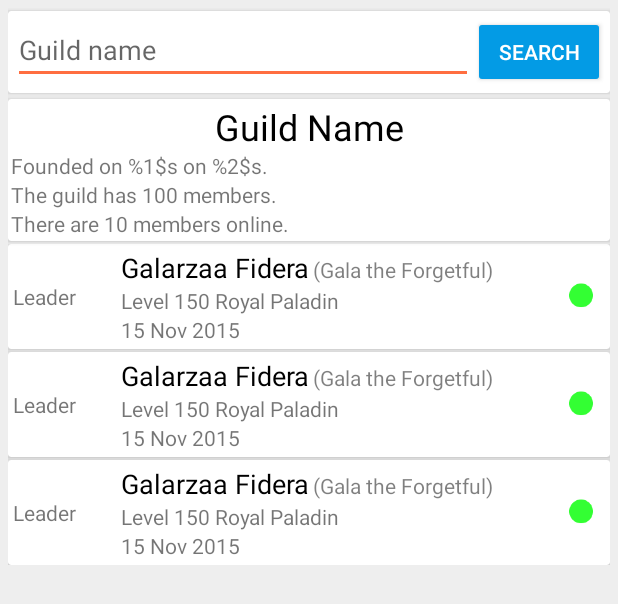
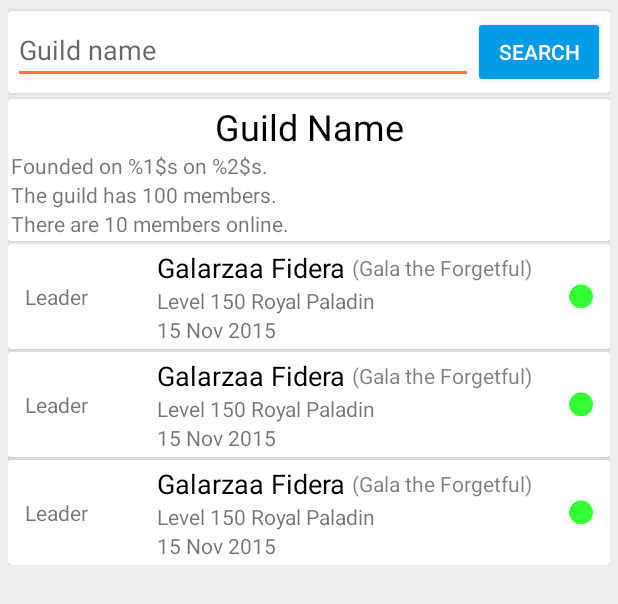
Before and after one commit to Galarzaa90/TibiaCompendium, an Android app: the layout fragment_guild.xml on its own in the app's theme, with its tools: preview values and no code run, on a phone screen of 412 x 824 dp. Shown: the top 604 px of the screen. Run offline under Robolectric (Android 15) with nearby library versions, the phone set to English and light mode, and no system bars.

Commit message:
Implementing ConstraintLayout in guild member rows

```diff
--- a/app/build.gradle
+++ b/app/build.gradle
@@ -28,4 +28,5 @@ dependencies {
     compile 'com.android.support:cardview-v7:24.2.1'
     compile 'com.readystatesoftware.sqliteasset:sqliteassethelper:2.0.1'
     compile 'pl.droidsonroids.gif:android-gif-drawable:1.2.1'
+    compile 'com.android.support.constraint:constraint-layout:1.0.0-alpha9'
 }
--- a/app/src/main/res/layout/row_member.xml
+++ b/app/src/main/res/layout/row_member.xml
@@ -1,63 +1,75 @@
 <?xml version="1.0" encoding="utf-8"?>
 <android.support.v7.widget.CardView
     xmlns:android="http://schemas.android.com/apk/res/android"
+    xmlns:app="http://schemas.android.com/apk/res-auto"
     xmlns:tools="http://schemas.android.com/tools"
     android:layout_width="match_parent"
-    android:layout_height="wrap_content">
+    android:layout_height="wrap_content"
+    android:foreground="?attr/selectableItemBackground"
+    android:clickable="true">
     <LinearLayout
         android:layout_width="match_parent"
         android:layout_height="wrap_content"
         android:padding="@dimen/cardview_padding">
+        <android.support.constraint.ConstraintLayout
+            android:layout_width="match_parent"
+            android:layout_height="wrap_content">
             <TextView
                 android:id="@+id/rank"
-            android:layout_width="0dp"
+                android:layout_width="80dp"
                 android:layout_height="wrap_content"
-            android:layout_weight="20"
                 android:layout_gravity="center_vertical"
-            tools:text="Leader"/>
-        <RelativeLayout
-            android:id="@+id/name_container"
-            android:layout_width="0dp"
-            android:layout_height="wrap_content"
-            android:layout_weight="80"
-            android:orientation="vertical">
+                tools:text="Leader"
+                app:layout_constraintTop_toTopOf="parent"
+                app:layout_constraintBottom_toBottomOf="parent"
+                android:layout_marginStart="8dp"
+                app:layout_constraintLeft_toLeftOf="parent" />
             <TextView
                 android:id="@+id/name"
                 android:layout_width="wrap_content"
                 android:layout_height="wrap_content"
                 style="@style/EntryText"
-                tools:text="Galarzaa Fidera"/>
+                tools:text="Galarzaa Fidera"
+                app:layout_constraintTop_toTopOf="parent"
+                android:layout_marginStart="8dp"
+                app:layout_constraintLeft_toRightOf="@+id/rank" />
             <TextView
                 android:id="@+id/title"
                 android:layout_width="wrap_content"
                 android:layout_height="wrap_content"
                 android:layout_toEndOf="@id/name"
                 android:layout_alignBaseline="@id/name"
-                android:paddingStart="2dp"
-                android:paddingEnd="0dp"
                 style="@style/TitleText"
-                tools:text="(Gala the Forgetful)"/>
+                tools:text="(Gala the Forgetful)"
+                app:layout_constraintLeft_toRightOf="@+id/name"
+                app:layout_constraintTop_toTopOf="@+id/name"
+                app:layout_constraintBottom_toBottomOf="@+id/name"
+                android:layout_marginStart="4dp" />
             <TextView
                 android:id="@+id/summary"
                 android:layout_width="wrap_content"
                 android:layout_height="wrap_content"
                 android:layout_below="@id/name"
-                tools:text="Level 150 Royal Paladin"/>
+                tools:text="Level 150 Royal Paladin"
+                app:layout_constraintTop_toBottomOf="@+id/name"
+                app:layout_constraintLeft_toLeftOf="@+id/name" />
             <TextView
                 android:id="@+id/joined"
                 android:layout_width="wrap_content"
                 android:layout_height="wrap_content"
                 android:layout_below="@id/summary"
-                tools:text="15 Nov 2015"/>
-        </RelativeLayout>
+                tools:text="15 Nov 2015"
+                app:layout_constraintLeft_toLeftOf="@+id/summary"
+                app:layout_constraintTop_toBottomOf="@+id/summary" />
             <ImageView
                 android:id="@+id/online"
                 android:layout_width="wrap_content"
                 android:layout_height="wrap_content"
                 android:src="@drawable/ic_online"
-            android:layout_gravity="center_vertical"
-            android:contentDescription="@string/online" />
-
-
+                android:contentDescription="@string/online"
+                app:layout_constraintBottom_toBottomOf="parent"
+                app:layout_constraintTop_toTopOf="parent"
+                app:layout_constraintRight_toRightOf="parent" />
+        </android.support.constraint.ConstraintLayout>
     </LinearLayout>
 </android.support.v7.widget.CardView>
```
Lines whose indentation alone changed are shown as unchanged.
